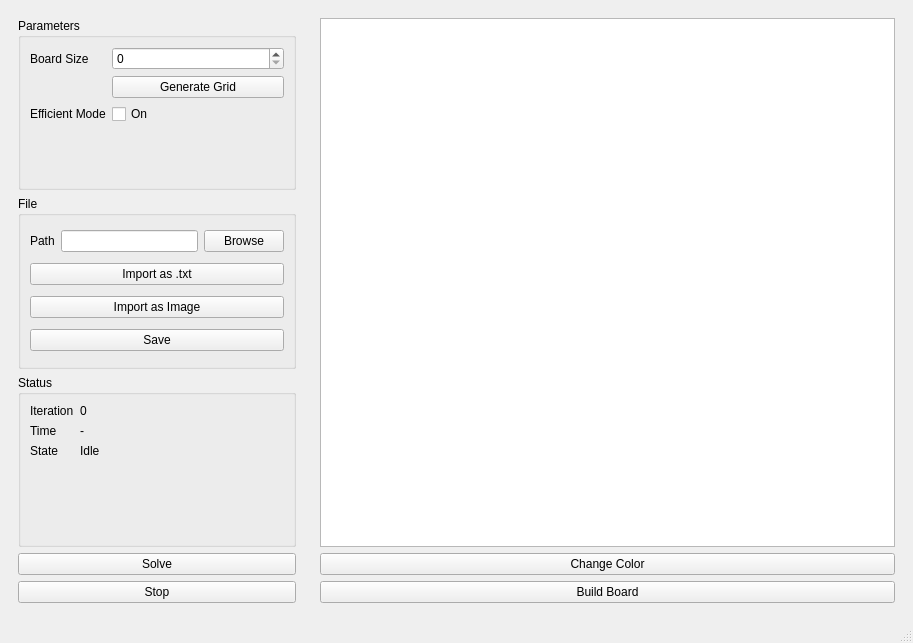
Qt form src/GUI/mainwindow.ui (mhps-null/Tucil1_13524053) before a commit.
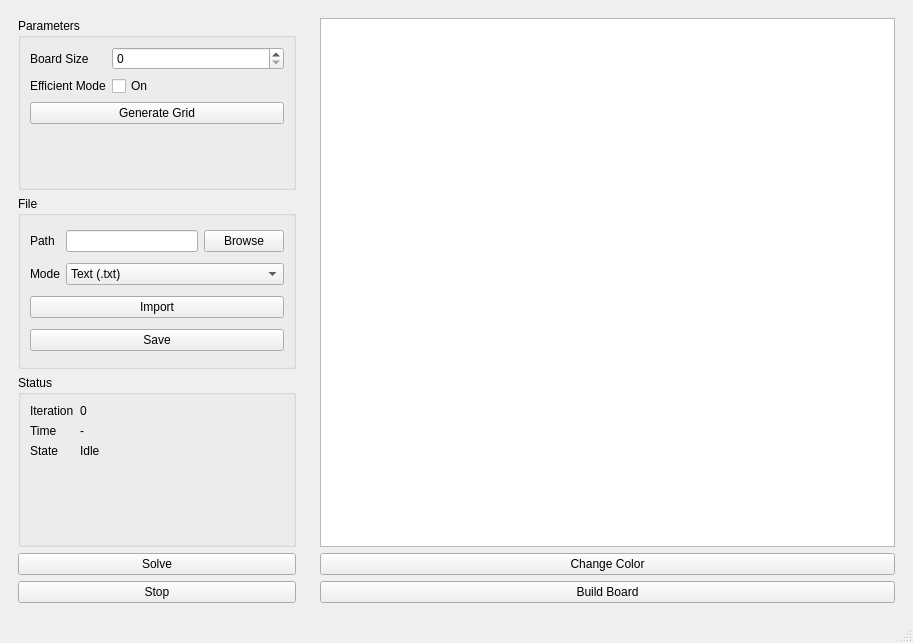
The same form after that commit. Custom widgets are drawn as their Qt base class.

Commit message: fix: control panel layout for button

```diff
--- a/src/GUI/mainwindow.ui
+++ b/src/GUI/mainwindow.ui
@@ -50,7 +50,7 @@
               </property>
              </widget>
             </item>
-            <item row="1" column="1">
+            <item row="3" column="0" colspan="2">
              <widget class="QPushButton" name="pushButtonGenerate">
               <property name="text">
                <string>Generate Grid</string>
@@ -66,16 +66,6 @@
             <string>File</string>
            </property>
            <layout class="QGridLayout" name="gridLayout_4" columnstretch="0,0,0">
-            <item row="0" column="1">
-             <widget class="QLineEdit" name="lineEditPath"/>
-            </item>
-            <item row="0" column="0">
-             <widget class="QLabel" name="label_5">
-              <property name="text">
-               <string>Path</string>
-              </property>
-             </widget>
-            </item>
             <item row="0" column="2">
              <widget class="QPushButton" name="pushButtonBrowse">
               <property name="text">
@@ -83,13 +73,6 @@
               </property>
              </widget>
             </item>
-            <item row="1" column="0" colspan="3">
-             <widget class="QPushButton" name="pushButtonImport">
-              <property name="text">
-               <string>Import as .txt</string>
-              </property>
-             </widget>
-            </item>
             <item row="3" column="0" colspan="3">
              <widget class="QPushButton" name="pushButtonSave">
               <property name="text">
@@ -98,9 +81,40 @@
              </widget>
             </item>
             <item row="2" column="0" colspan="3">
-             <widget class="QPushButton" name="pushButtonImportImage">
+             <widget class="QPushButton" name="pushButtonImport">
               <property name="text">
-               <string>Import as Image</string>
+               <string>Import</string>
+              </property>
+             </widget>
+            </item>
+            <item row="0" column="0">
+             <widget class="QLabel" name="label_5">
+              <property name="text">
+               <string>Path</string>
+              </property>
+             </widget>
+            </item>
+            <item row="0" column="1">
+             <widget class="QLineEdit" name="lineEditPath"/>
+            </item>
+            <item row="1" column="1" colspan="2">
+             <widget class="QComboBox" name="comboBoxMode">
+              <item>
+               <property name="text">
+                <string>Text (.txt)</string>
+               </property>
+              </item>
+              <item>
+               <property name="text">
+                <string>Image (.png .jpg .bmp)</string>
+               </property>
+              </item>
+             </widget>
+            </item>
+            <item row="1" column="0">
+             <widget class="QLabel" name="label_3">
+              <property name="text">
+               <string>Mode</string>
               </property>
              </widget>
             </item>
```
The commit also changes 4 other files.
